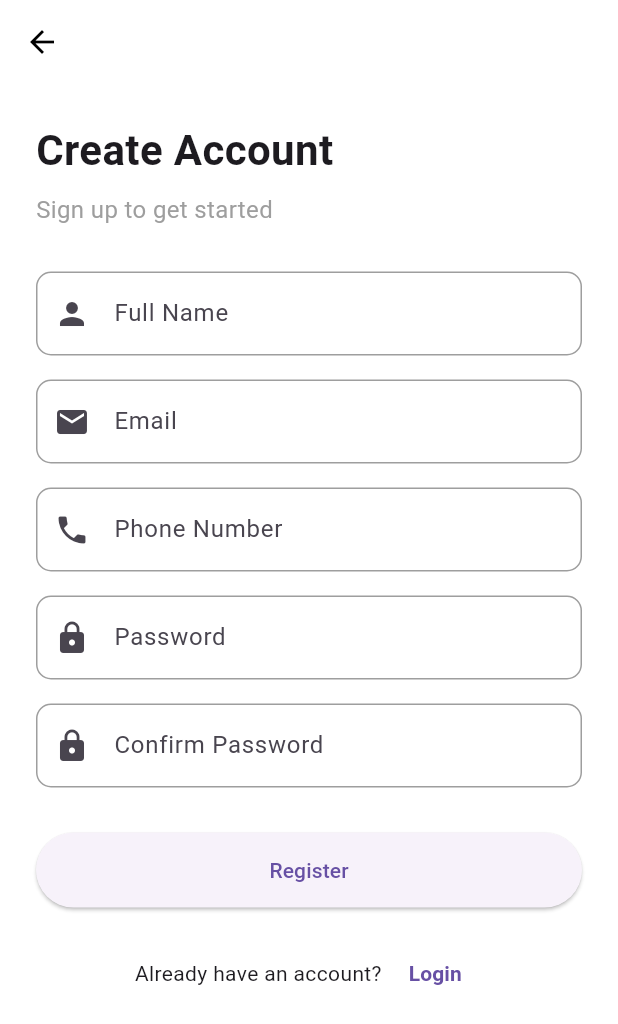
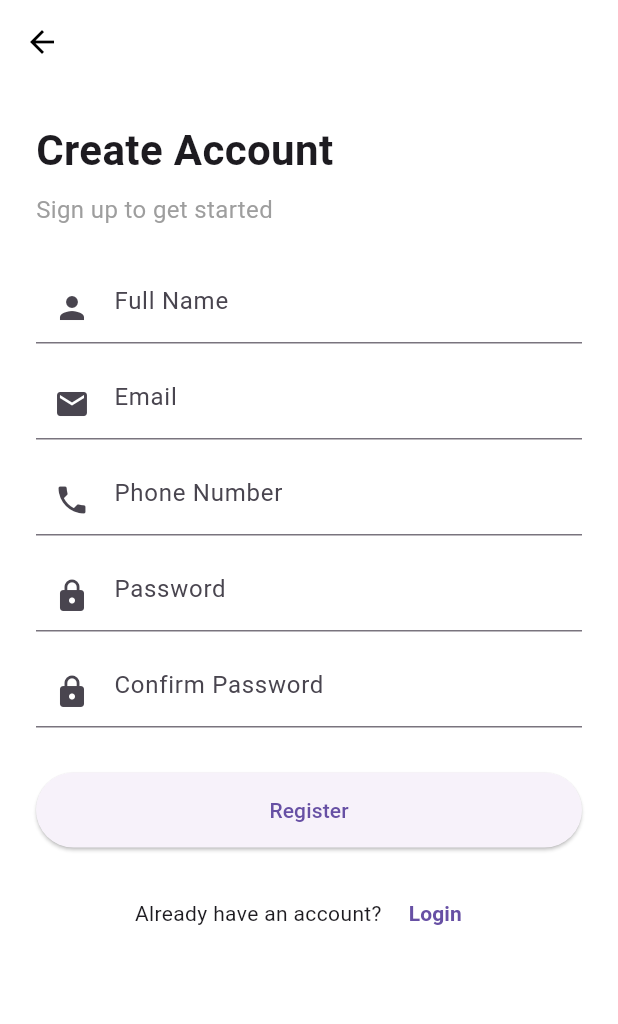
Before and after one commit to Manishhh10/Nivaas_Mobile, a Flutter app: the RegisterScreen screen opened directly, on a phone screen of 412 x 824 dp. Shown: the top 1024 px of the screen. Run offline on Flutter 3.47's test engine with Material 3 defaults, Android fonts, the phone set to English and light mode, and no system bars.

Commit message:
my_textfield updated to use thme_data

```diff
--- a/lib/widgets/my_textfield.dart
+++ b/lib/widgets/my_textfield.dart
@@ -1,4 +1,3 @@
-// lib/widgets/my_textfield.dart
 import 'package:flutter/material.dart';
 
 class MyTextfield extends StatelessWidget {
@@ -23,18 +22,6 @@ class MyTextfield extends StatelessWidget {
       decoration: InputDecoration(
         hintText: hintText,
         prefixIcon: icon != null ? Icon(icon) : null,
-        border: OutlineInputBorder(
-          borderRadius: BorderRadius.circular(10),
-          borderSide: const BorderSide(color: Colors.grey),
-        ),
-        enabledBorder: OutlineInputBorder(
-          borderRadius: BorderRadius.circular(10),
-          borderSide: const BorderSide(color: Colors.grey),
-        ),
-        focusedBorder: OutlineInputBorder(
-          borderRadius: BorderRadius.circular(10),
-          borderSide: const BorderSide(color: Colors.blue, width: 2),
-        ),
       ),
     );
   }
```
